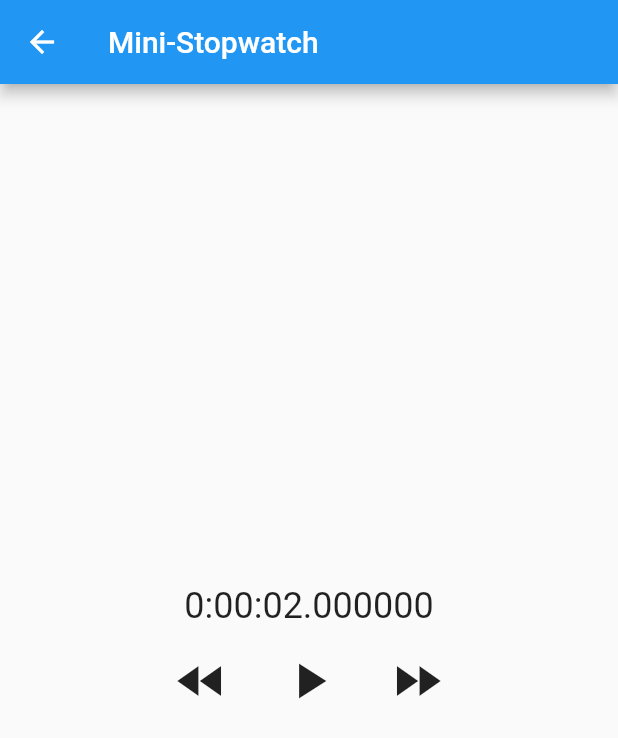
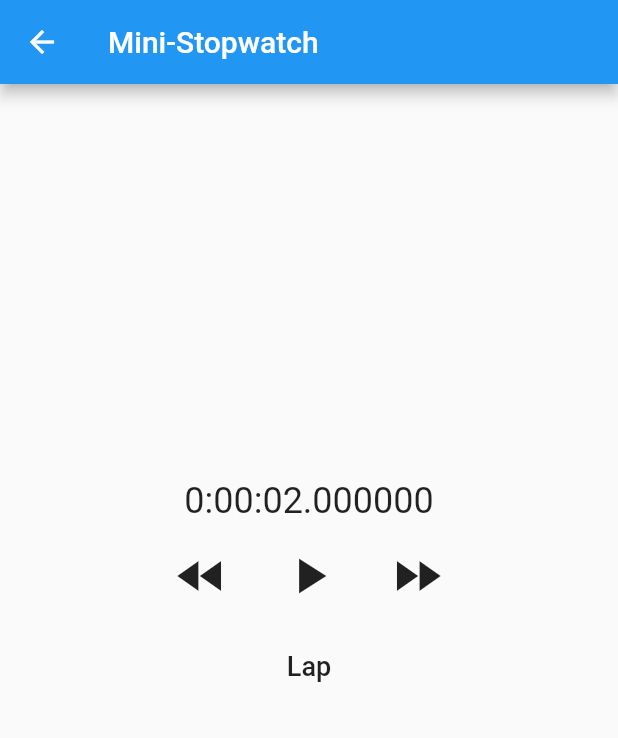
Before and after one commit to MHShetty/notifier_plugin, a Flutter app: the SWNotifierExample screen opened by its route, after a tap on the "fast forward" icon, on a phone screen of 412 x 824 dp. Shown: the top 738 px of the screen. Run offline on Flutter 3.47's test engine with Material 2 defaults, Android fonts, the phone set to English and light mode, and no system bars; our stand-ins replace flutter_colorpicker, shared_preferences; accounts and stored records are empty; network calls fail; statements that could not run were skipped.

Commit message:
Added the feature of lapping in SWNotifier.
Pending:
* Complete remaining methods and un-tested classes.
* Re-test all the features of the plugin.
* Re-design and complete docs of the plugin.
* Release.

```diff
--- a/example/lib/examples/swnotifier.dart
+++ b/example/lib/examples/swnotifier.dart
@@ -1,15 +1,32 @@
+import 'dart:async';
+
 import '../storage.dart';
 
-class SWNotifierExample extends StatelessWidget {
+class SWNotifierExample extends StatefulWidget {
+
+  @override
+  _SWNotifierExampleState createState() => _SWNotifierExampleState();
+}
+
+class _SWNotifierExampleState extends State<SWNotifierExample> {
+
+  final ScrollController s = ScrollController();
+
+  double fT = 1.0;
+  double bT = 1.0;
 
   Widget build(BuildContext context) {
+
     return Scaffold(
-      appBar: AppBar(
-        title: const Text("Mini-Stopwatch"),
-      ),
+      appBar: AppBar(title: const Text("Mini-Stopwatch")),
       body: Center(
         child: Column(
           mainAxisAlignment: MainAxisAlignment.center,
+          children: [
+            SizedBox(
+              height: MediaQuery.of(context).size.height/2,
+              child: Column(
+                mainAxisAlignment: MainAxisAlignment.end,
                 children: [
                   swNotifier - (elapsed)=> Text(elapsed.toString(), style: const TextStyle(fontSize: 24.0)),
                   Row(
@@ -18,10 +35,13 @@ class SWNotifierExample extends StatelessWidget {
                       Padding(
                         padding: const EdgeInsets.all(8.0),
                         child: IconButton(icon: const Icon(Icons.fast_rewind), onPressed: (){
-                    swNotifier.elapsed = swNotifier.elapsed * 1.5 - swNotifier.elapsed;
-                    // Round-off
+                          double _bT = bT;
+                          swNotifier.elapsed -= const Duration(seconds: 2) * (bT+=0.25);
                           if(swNotifier.elapsed<Duration(seconds: 2)) swNotifier.elapsed = Duration.zero;
                           swNotifier();
+                          Future.delayed(Duration(milliseconds: 700),(){
+                            if((bT-_bT)==0.25) bT = 1.0;
+                          });
                         }, iconSize: 40.0),
                       ),
                       Padding(
@@ -34,17 +54,54 @@ class SWNotifierExample extends StatelessWidget {
                       Padding(
                         padding: const EdgeInsets.all(8.0),
                         child: IconButton(icon: const Icon(Icons.fast_forward), onPressed: (){
+                          double _fT = fT;
                           if(swNotifier.elapsed==Duration.zero) swNotifier.elapsed = const Duration(seconds: 2);
-                    else swNotifier.elapsed *= 1.5;
+                          else swNotifier.elapsed += const Duration(seconds: 2) * (fT+=0.25);
+                          print(fT);
+                          Future.delayed(Duration(milliseconds: 700),(){
+                            if((fT-_fT)==0.25) fT = 1.0;
+                          });
                           swNotifier();
                         }, iconSize: 40.0),
                       ),
                     ],
+                  ),
+                  SizedBox(
+                    width: double.maxFinite,
+                    child: FlatButton(child:
+                      const Text("Lap", style: const TextStyle(fontSize: 18.0)),
+                      onPressed: (){
+                        lap();
+                        s.jumpTo(0.0);
+                      }),
+                  ),
+                ],
+              ),
+            ),
+            Expanded(
+              child: lapsN - (laps)=>ListView.builder(
+                itemCount: laps.length,
+                controller: s,
+                itemBuilder: (c,i){
+                  i = laps.length-(i+1);
+                  return Dismissible(
+                    key: GlobalKey(),
+                    onDismissed: (d){
+                      laps.removeAt(i);
+                    },
+                    child: ListTile(
+                      title: Text(
+                        laps[i].toString(),
+                        style: const TextStyle(fontWeight: FontWeight.bold, fontSize: 20),
+                      ),
                     )
+                  );
+                },
+              ),
+            ),
           ],
         ),
       ),
     );
   }
-
 }
--- a/example/lib/examples/timednotifier.dart
+++ b/example/lib/examples/timednotifier.dart
@@ -34,10 +34,7 @@ class _TimedNotifierExampleState extends State<TimedNotifierExample> {
                   height: 100.0 + (200.0 * d),
                   decoration: BoxDecoration(
                     shape: BoxShape.circle,
-                    gradient: RadialGradient(
-                      radius: 1.0 - d,
-                      colors: [Colors.yellow, Colors.lightBlueAccent[200]],
-                    )
+                    gradient: RadialGradient(radius: 1.0 - d, colors: [Colors.yellow, Colors.lightBlueAccent[200]]),
                   ),
                 ),
               );
--- a/example/lib/menu.dart
+++ b/example/lib/menu.dart
@@ -87,7 +87,7 @@ class MenuScreen extends StatelessWidget {
                         contentPadding: EdgeInsets.symmetric(horizontal: 10.0,vertical: 4.0),
                         onTap: ()=>Navigator.of(context).pushNamed("swNotifier"),
                         title: Text("6. SWNotifier"),
-                        subtitle: swNotifier - ()=> Text("A simple example that implements a stopwatch with the help of a SWNotifier. (Last elapsed: ${swNotifier.elapsed})"),
+                        subtitle: swNotifier - ()=> Text("A simple example that implements a stopwatch with the help of a SWNotifier. (Last elapsed: ${swNotifier.elapsed}; Laps: ${lapsN.val.length})"),
                       ),
                     ],
                   ),
--- a/example/lib/storage.dart
+++ b/example/lib/storage.dart
@@ -47,4 +47,7 @@ TimedNotifier timedNotifier = TimedNotifier(interval: Duration(seconds: 1), star
 /// SWNotifier screen
 SWNotifier swNotifier = SWNotifier(startOnInit: true, pauseOnInit: true);
 ValNotifier<List<Duration>> lapsN = ValNotifier(initialVal: []);
-void lap() => lapsN.val.add(swNotifier.lap());
+void lap(){
+  lapsN.val.add(swNotifier.lap());
+  lapsN();
+}
```
Lines whose indentation alone changed are shown as unchanged.
